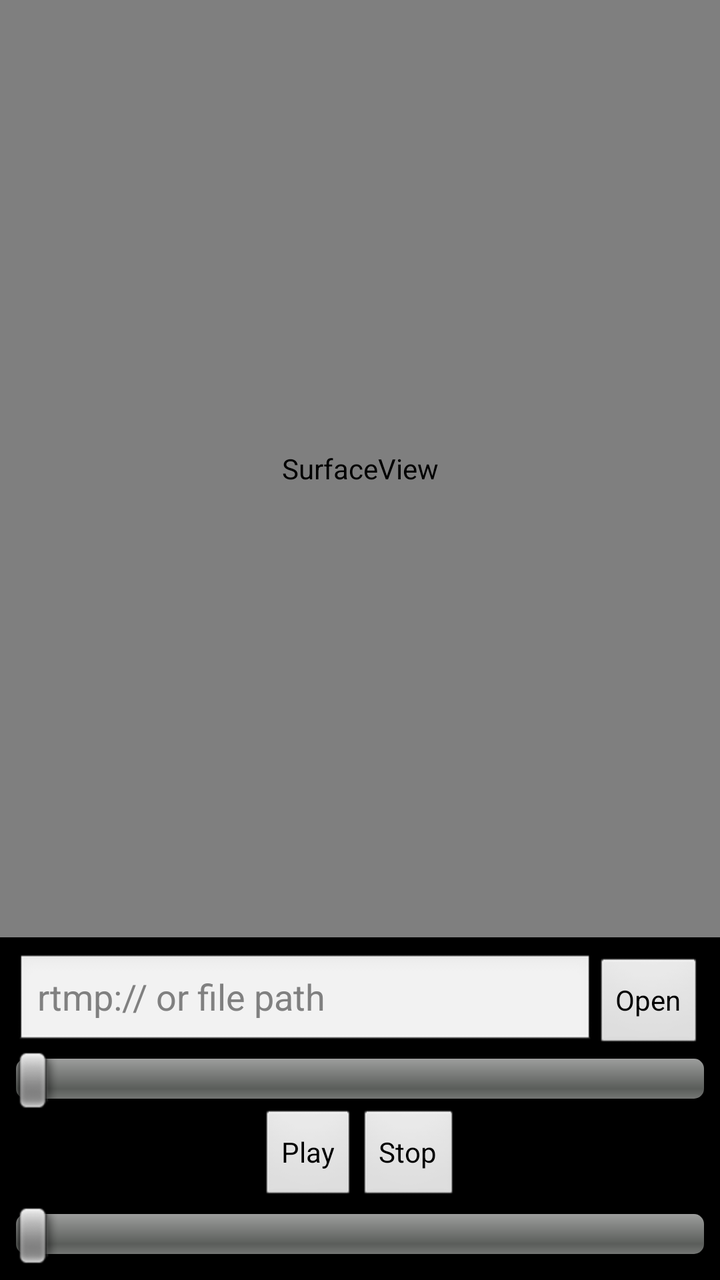
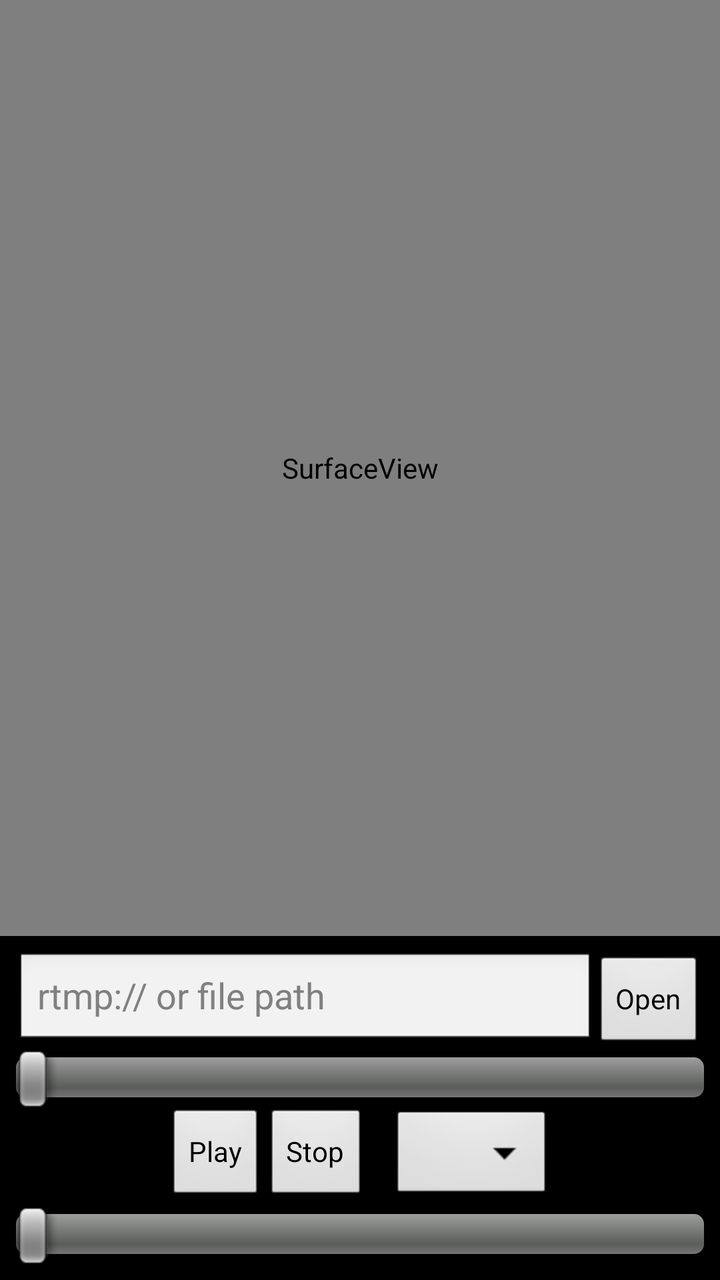

Compare the two renders of this Android layout. The source of the first and the diff that turns it into the second are given below.
<!-- AndroidManifest.xml: application theme android:Theme.NoTitleBar.Fullscreen -->
<!-- res/layout/activity_player.xml -->
<?xml version="1.0" encoding="utf-8"?>
<LinearLayout xmlns:android="http://schemas.android.com/apk/res/android"
    android:layout_width="match_parent"
    android:layout_height="match_parent"
    android:orientation="vertical">

    <SurfaceView
        android:id="@+id/surfaceView"
        android:layout_width="match_parent"
        android:layout_height="0dp"
        android:layout_weight="1" />

    <LinearLayout
        android:layout_width="match_parent"
        android:layout_height="wrap_content"
        android:orientation="vertical"
        android:padding="8dp">

        <LinearLayout
            android:layout_width="match_parent"
            android:layout_height="wrap_content"
            android:orientation="horizontal">

            <EditText
                android:id="@+id/urlInput"
                android:layout_width="0dp"
                android:layout_height="wrap_content"
                android:layout_weight="1"
                android:hint="rtmp:// or file path"
                android:singleLine="true" />

            <Button
                android:id="@+id/btnOpen"
                android:layout_width="wrap_content"
                android:layout_height="wrap_content"
                android:text="Open" />
        </LinearLayout>

        <SeekBar
            android:id="@+id/seekBar"
            android:layout_width="match_parent"
            android:layout_height="wrap_content"
            android:max="100" />

        <LinearLayout
            android:layout_width="match_parent"
            android:layout_height="wrap_content"
            android:orientation="horizontal"
            android:gravity="center">

            <Button
                android:id="@+id/btnPlay"
                android:layout_width="wrap_content"
                android:layout_height="wrap_content"
                android:text="Play" />

            <Button
                android:id="@+id/btnStop"
                android:layout_width="wrap_content"
                android:layout_height="wrap_content"
                android:text="Stop" />

            <TextView
                android:id="@+id/tvInfo"
                android:layout_width="wrap_content"
                android:layout_height="wrap_content"
                android:textSize="12sp" />
        </LinearLayout>

        <SeekBar
            android:id="@+id/volumeBar"
            android:layout_width="match_parent"
            android:layout_height="wrap_content"
            android:max="100" />
    </LinearLayout>
</LinearLayout>
<!-- resources referenced by this layout -->
<resources>

</resources>

<!-- the commit's change to res/layout/activity_player.xml (unified diff, before → after) -->
@@ -65,6 +65,12 @@
                 android:layout_width="wrap_content"
                 android:layout_height="wrap_content"
                 android:textSize="12sp" />
+
+            <Spinner
+                android:id="@+id/spinnerDecodeMode"
+                android:layout_width="wrap_content"
+                android:layout_height="wrap_content"
+                android:layout_marginStart="12dp" />
         </LinearLayout>
 
         <SeekBar
